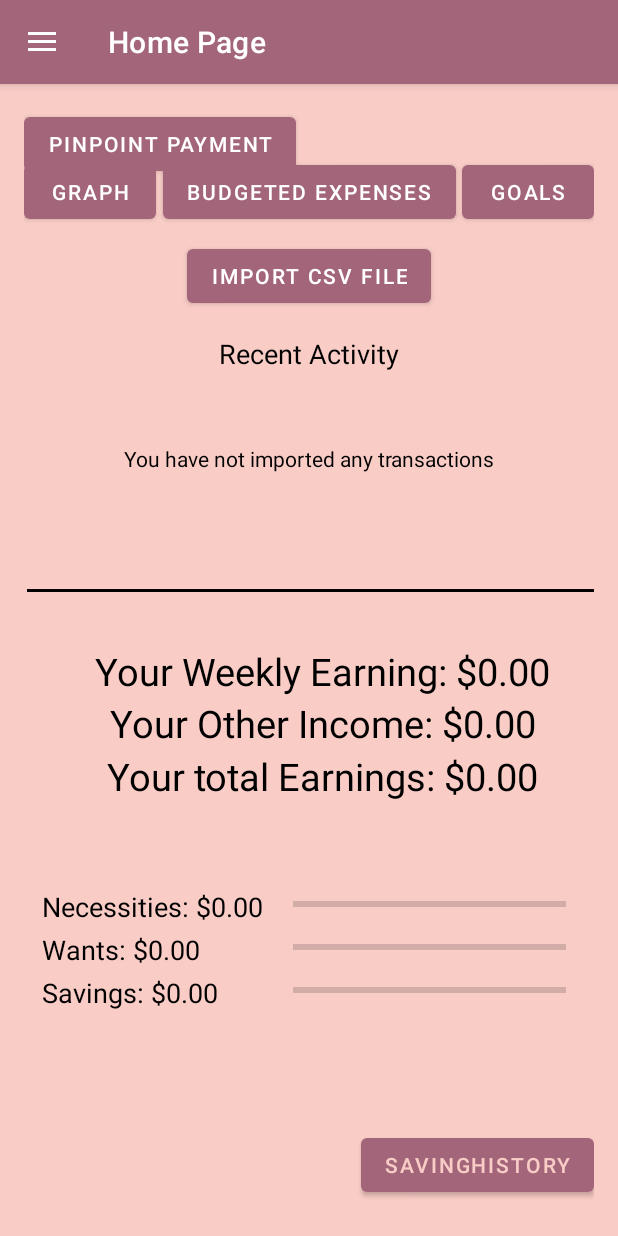
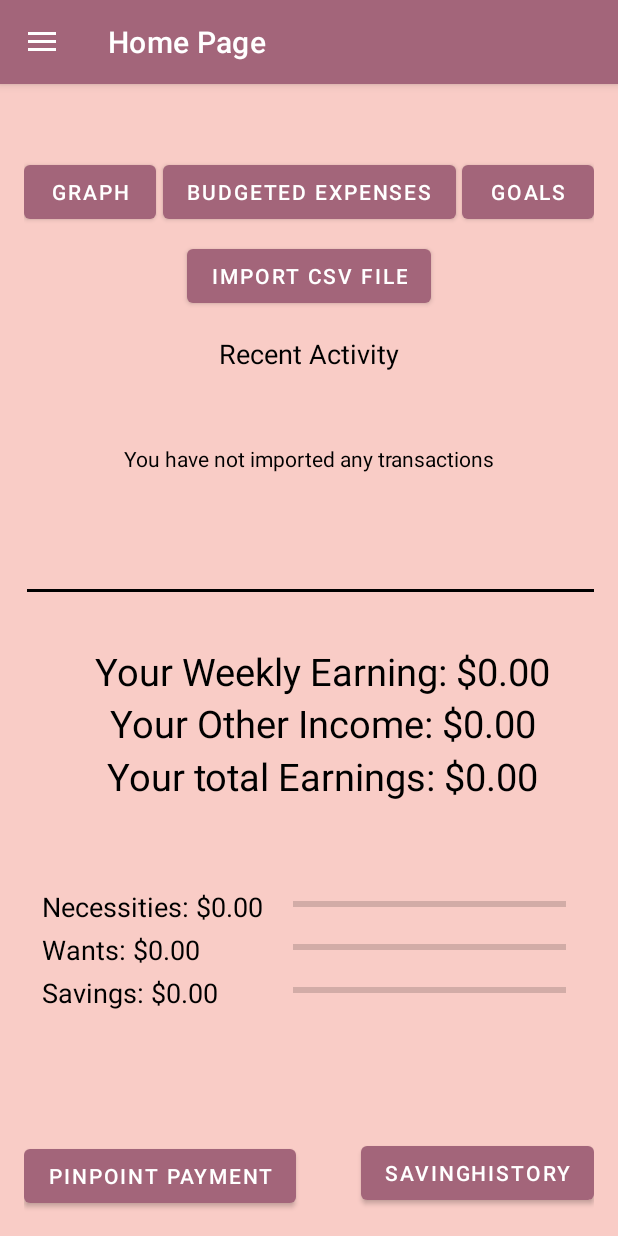
Before and after one commit to tzg4759/Saver_Sidekick, an Android app: the HomePageActivity screen opened directly, with no data from a screen before it, on a phone screen of 412 x 824 dp. Run offline under Robolectric (Android 15) with nearby library versions, the phone set to English and light mode, and no system bars.

Commit message:
relocated pinpoint

```diff
--- a/SaverSidekick/app/src/main/res/layout/activity_home_page.xml
+++ b/SaverSidekick/app/src/main/res/layout/activity_home_page.xml
@@ -1,13 +1,13 @@
 <androidx.drawerlayout.widget.DrawerLayout
     xmlns:android="http://schemas.android.com/apk/res/android"
     xmlns:app="http://schemas.android.com/apk/res-auto"
+    xmlns:tools="http://schemas.android.com/tools"
     android:id="@+id/drawer_layout"
     android:layout_width="match_parent"
     android:layout_height="match_parent">
 
     <androidx.constraintlayout.widget.ConstraintLayout
         android:background="#F9CCC6"
-        xmlns:tools="http://schemas.android.com/tools"
         android:layout_width="match_parent"
         android:layout_height="match_parent"
         android:padding="16dp"
@@ -240,8 +240,9 @@
             app:layout_constraintBottom_toBottomOf="parent"
             app:layout_constraintEnd_toEndOf="parent"
             app:layout_constraintHorizontal_bias="1.0"
-        app:layout_constraintStart_toStartOf="parent"
-        app:layout_constraintTop_toTopOf="parent"
+            android:textColor="#FFFFFF"
+            app:layout_constraintStart_toEndOf="@+id/goToPinpointPaymentButton"
+            app:layout_constraintTop_toTopOf="@+id/tableLayout"
             app:layout_constraintVertical_bias="0.989" />
 
         <Button
@@ -251,8 +252,8 @@
             android:onClick="goToPinpointPayment"
             android:text="Pinpoint Payment"
             android:textColor="#FFFFFF"
-        tools:layout_editor_absoluteX="16dp"
-        tools:layout_editor_absoluteY="533dp" />
+            app:layout_constraintBottom_toBottomOf="parent"
+            app:layout_constraintStart_toStartOf="parent" />
 
 
     </androidx.constraintlayout.widget.ConstraintLayout>
```
Lines whose indentation alone changed are shown as unchanged.
